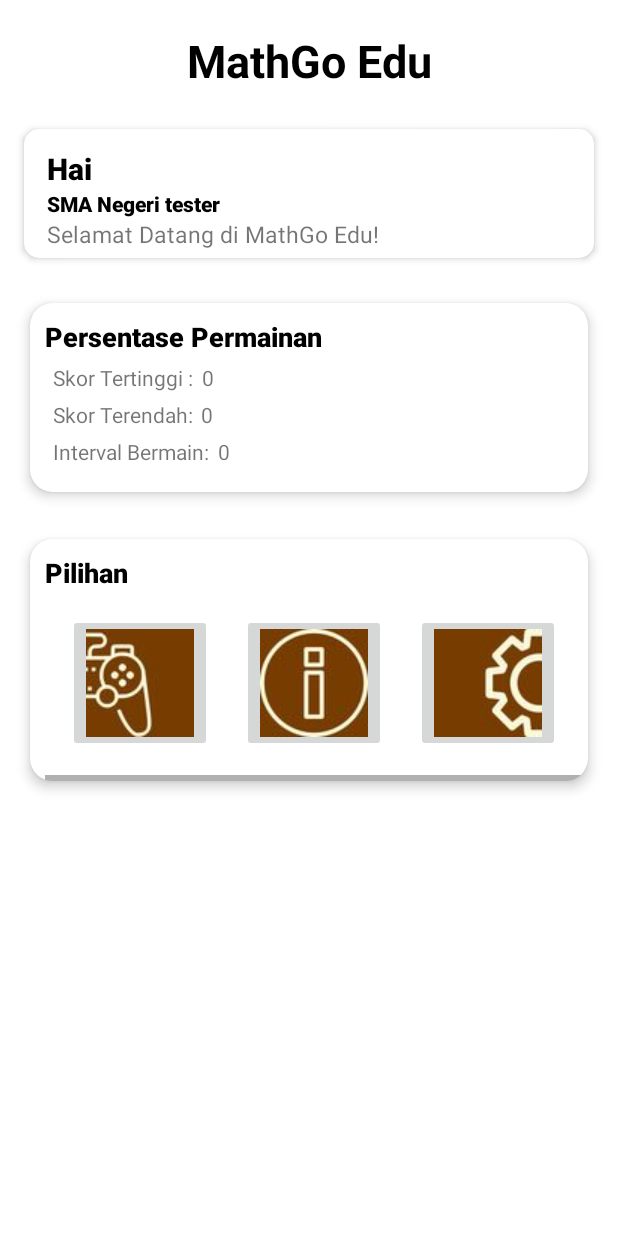
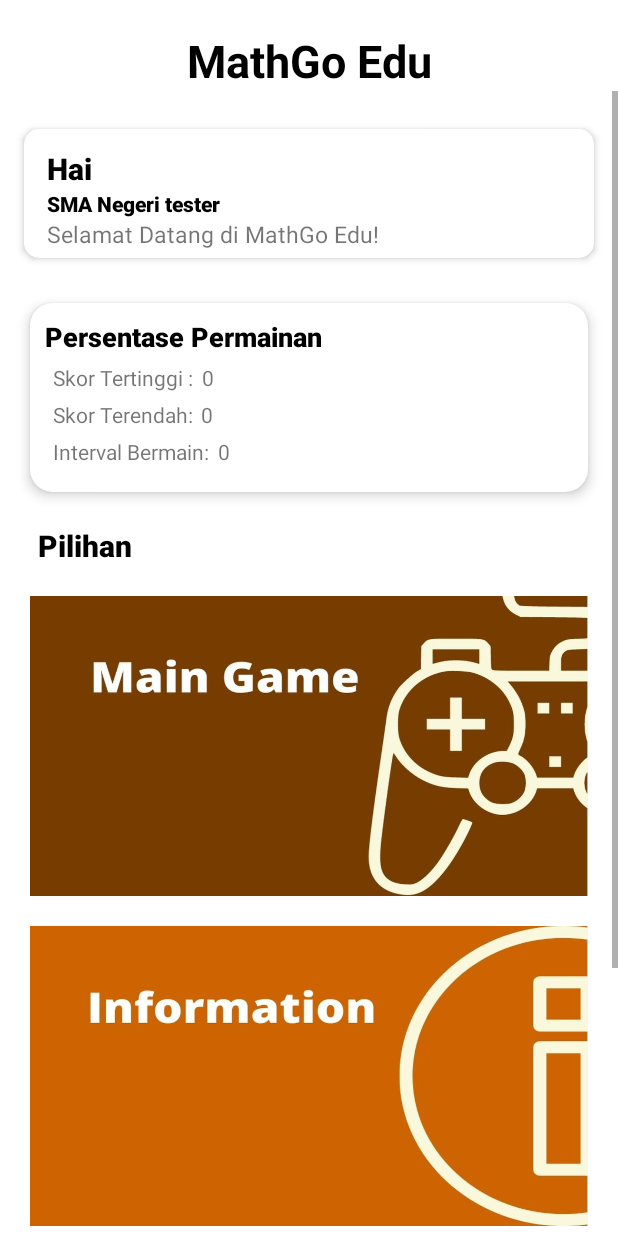
Before and after one commit to BagusAnanta/MathGo_Edu, an Android app: the Dashboard screen opened directly, with no data from a screen before it, on a phone screen of 412 x 824 dp. Run offline under Robolectric (Android 15) with nearby library versions, the phone set to English and light mode, and no system bars; 2 statements that could not run were skipped.

Commit message:
Mathgo BackUp

```diff
--- a/app/src/main/java/com/mathgoproject/mathgoedu/Settingactivity.java
+++ b/app/src/main/java/com/mathgoproject/mathgoedu/Settingactivity.java
@@ -55,7 +55,6 @@ public class Settingactivity extends AppCompatActivity {
         change_username = findViewById(R.id.button_namechange);
         backbutton = findViewById(R.id.backbutton);
         change_datausername = findViewById(R.id.Edittext_name);
-
 
 
         change_username.setOnClickListener(v -> {
--- a/app/src/main/res/layout/activity_dashboard.xml
+++ b/app/src/main/res/layout/activity_dashboard.xml
@@ -186,77 +186,51 @@
             </LinearLayout>
         </androidx.cardview.widget.CardView>
 
-        <androidx.cardview.widget.CardView
-            android:id="@+id/Menu_cardview"
-            android:layout_width="match_parent"
+        <TextView
+            android:id="@+id/Pilihan_title"
+            android:layout_width="wrap_content"
             android:layout_height="wrap_content"
-            android:layout_marginTop="7dp"
-            android:layout_marginStart="10dp"
-            android:layout_marginEnd="10dp"
-            android:layout_marginBottom="10dp"
-            android:layout_below="@id/Analisis_cardview"
-            app:cardBackgroundColor="@android:color/background_light"
-            app:cardCornerRadius="15dp"
-            app:cardElevation="5dp"
-            app:cardUseCompatPadding="true">
+            android:layout_below="@+id/Analisis_cardview"
+            android:layout_marginStart="25dp"
+            android:layout_marginTop="10dp"
+            android:fontFamily="sans-serif-black"
+            android:text="@string/option_title"
+            android:textColor="@android:color/background_dark"
+            android:textSize="20sp" />
 
         <LinearLayout
             android:layout_width="match_parent"
             android:layout_height="wrap_content"
-            android:layout_marginStart="10dp"
-            android:layout_marginTop="10dp"
+            android:layout_below="@+id/Pilihan_title"
+            android:layout_margin="10dp"
             android:orientation="vertical">
-
-            <TextView
-                android:id="@+id/Pilihan_title"
-                android:layout_width="wrap_content"
-                android:layout_height="wrap_content"
-                android:text="@string/option_title"
-                android:textColor="@android:color/background_dark"
-                android:textSize="18sp"
-                android:fontFamily="sans-serif-black"/>
-
-            <HorizontalScrollView
-                android:layout_width="wrap_content"
-                android:layout_height="wrap_content"
-                android:scrollbars="horizontal"
-                android:layout_gravity="center"
-                android:scrollbarStyle="insideInset">
-
-            <LinearLayout
-                android:layout_width="wrap_content"
-                android:layout_height="wrap_content"
-                android:orientation="horizontal"
-                android:layout_margin="15dp">
 
             <ImageButton
                 android:id="@+id/Maingame_button"
-                    android:layout_width="wrap_content"
-                    android:layout_height="wrap_content"
-                    android:layout_marginEnd="20dp"
-                    android:src="@drawable/maingame_icon"
-                    android:contentDescription="@string/icon_contdesc"/>
+                android:layout_width="match_parent"
+                android:layout_height="200dp"
+                android:layout_margin="10dp"
+                android:background="@drawable/main_game"
+                android:contentDescription="@string/imange_soal_contdesc" />
 
             <ImageButton
                 android:id="@+id/Information_button"
-                    android:layout_width="wrap_content"
-                    android:layout_height="wrap_content"
-                    android:layout_marginEnd="20dp"
-                    android:src="@drawable/information_icon"
-                    android:contentDescription="@string/icon_contdesc"/>
+                android:layout_width="match_parent"
+                android:layout_height="200dp"
+                android:layout_margin="10dp"
+                android:background="@drawable/information_card"
+                android:contentDescription="@string/imange_soal_contdesc" />
 
             <ImageButton
                 android:id="@+id/Settings_button"
-                    android:layout_width="wrap_content"
-                    android:layout_height="wrap_content"
-                    android:layout_marginEnd="20dp"
-                    android:src="@drawable/settings_icon"
-                    android:contentDescription="@string/icon_contdesc"/>
+                android:layout_width="match_parent"
+                android:layout_height="200dp"
+                android:layout_margin="10dp"
+                android:background="@drawable/settings"
+                android:contentDescription="@string/imange_soal_contdesc" />
+
 
           </LinearLayout>
-                    </HorizontalScrollView>
-                </LinearLayout>
-            </androidx.cardview.widget.CardView>
         </RelativeLayout>
     </ScrollView>
 </RelativeLayout>
```
Lines whose indentation alone changed are shown as unchanged.
